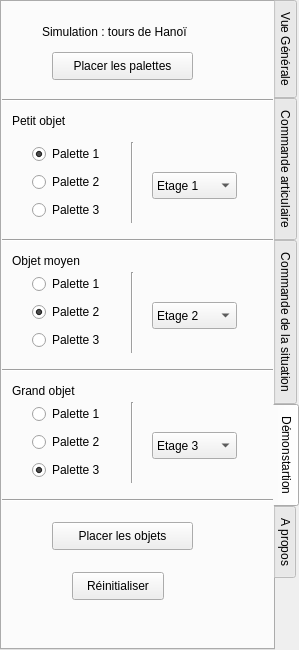
Old version of the form src/mainWidgetform.ui in the repository miludmann/ensiie-irb4440.
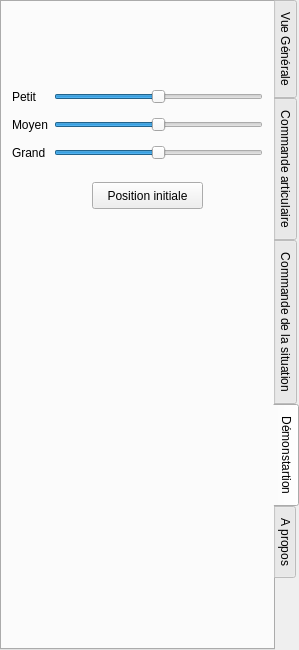
New version of the form. The open tabs and pages were chosen to show the change.

Diff of the .ui file:
```diff
--- a/src/mainWidgetform.ui
+++ b/src/mainWidgetform.ui
@@ -1300,393 +1300,89 @@
    <attribute name="title">
     <string>Démonstartion</string>
    </attribute>
-   <widget class="QPushButton" name="pushButton_3">
-    <property name="geometry">
-     <rect>
-      <x>50</x>
-      <y>50</y>
-      <width>141</width>
-      <height>28</height>
-     </rect>
-    </property>
-    <property name="text">
-     <string>Placer les palettes</string>
-    </property>
-   </widget>
-   <widget class="QLabel" name="label_5">
-    <property name="geometry">
-     <rect>
-      <x>40</x>
-      <y>20</y>
-      <width>181</width>
-      <height>20</height>
-     </rect>
-    </property>
-    <property name="text">
-     <string>Simulation : tours de Hanoï</string>
-    </property>
-   </widget>
-   <widget class="Line" name="line_3">
-    <property name="geometry">
-     <rect>
-      <x>-10</x>
-      <y>90</y>
-      <width>281</width>
-      <height>16</height>
-     </rect>
-    </property>
-    <property name="orientation">
-     <enum>Qt::Horizontal</enum>
-    </property>
-   </widget>
-   <widget class="QLabel" name="label_6">
-    <property name="geometry">
-     <rect>
-      <x>10</x>
-      <y>110</y>
-      <width>71</width>
-      <height>18</height>
-     </rect>
-    </property>
-    <property name="text">
-     <string>Petit objet</string>
-    </property>
-   </widget>
-   <widget class="Line" name="line_4">
-    <property name="geometry">
-     <rect>
-      <x>120</x>
-      <y>140</y>
-      <width>20</width>
-      <height>81</height>
-     </rect>
-    </property>
-    <property name="orientation">
-     <enum>Qt::Vertical</enum>
-    </property>
-   </widget>
-   <widget class="QComboBox" name="comboBox">
-    <property name="geometry">
-     <rect>
-      <x>150</x>
-      <y>170</y>
-      <width>85</width>
-      <height>27</height>
-     </rect>
-    </property>
-    <item>
-     <property name="text">
-      <string>Etage 1</string>
-     </property>
-    </item>
-    <item>
-     <property name="text">
-      <string>Etage 2</string>
-     </property>
-    </item>
-    <item>
-     <property name="text">
-      <string>Etage 3</string>
-     </property>
-    </item>
-   </widget>
-   <widget class="Line" name="line_5">
-    <property name="geometry">
-     <rect>
-      <x>-10</x>
-      <y>230</y>
-      <width>281</width>
-      <height>16</height>
-     </rect>
-    </property>
-    <property name="orientation">
-     <enum>Qt::Horizontal</enum>
-    </property>
-   </widget>
-   <widget class="QComboBox" name="comboBox_2">
-    <property name="geometry">
-     <rect>
-      <x>150</x>
-      <y>300</y>
-      <width>85</width>
-      <height>27</height>
-     </rect>
-    </property>
-    <property name="currentIndex">
-     <number>1</number>
-    </property>
-    <item>
-     <property name="text">
-      <string>Etage 1</string>
-     </property>
-    </item>
-    <item>
-     <property name="text">
-      <string>Etage 2</string>
-     </property>
-    </item>
-    <item>
-     <property name="text">
-      <string>Etage 3</string>
-     </property>
-    </item>
-   </widget>
-   <widget class="QLabel" name="label_7">
-    <property name="geometry">
-     <rect>
-      <x>10</x>
-      <y>250</y>
-      <width>91</width>
-      <height>18</height>
-     </rect>
-    </property>
-    <property name="text">
-     <string>Objet moyen</string>
-    </property>
-   </widget>
-   <widget class="QComboBox" name="comboBox_3">
-    <property name="geometry">
-     <rect>
-      <x>150</x>
-      <y>430</y>
-      <width>85</width>
-      <height>27</height>
-     </rect>
-    </property>
-    <property name="currentIndex">
-     <number>2</number>
-    </property>
-    <item>
-     <property name="text">
-      <string>Etage 1</string>
-     </property>
-    </item>
-    <item>
-     <property name="text">
-      <string>Etage 2</string>
-     </property>
-    </item>
-    <item>
-     <property name="text">
-      <string>Etage 3</string>
-     </property>
-    </item>
-   </widget>
-   <widget class="Line" name="line_8">
-    <property name="geometry">
-     <rect>
-      <x>-10</x>
-      <y>360</y>
-      <width>281</width>
-      <height>16</height>
-     </rect>
-    </property>
-    <property name="orientation">
-     <enum>Qt::Horizontal</enum>
-    </property>
-   </widget>
-   <widget class="QLabel" name="label_8">
-    <property name="geometry">
-     <rect>
-      <x>10</x>
-      <y>380</y>
-      <width>91</width>
-      <height>18</height>
-     </rect>
-    </property>
-    <property name="text">
-     <string>Grand objet</string>
-    </property>
-   </widget>
-   <widget class="Line" name="line_9">
-    <property name="geometry">
-     <rect>
-      <x>0</x>
-      <y>490</y>
-      <width>271</width>
-      <height>16</height>
-     </rect>
-    </property>
-    <property name="orientation">
-     <enum>Qt::Horizontal</enum>
-    </property>
-   </widget>
-   <widget class="QPushButton" name="pushButton_4">
-    <property name="geometry">
-     <rect>
-      <x>50</x>
-      <y>520</y>
-      <width>141</width>
-      <height>28</height>
-     </rect>
-    </property>
-    <property name="text">
-     <string>Placer les objets</string>
-    </property>
-   </widget>
-   <widget class="QPushButton" name="pushButton_5">
-    <property name="geometry">
-     <rect>
-      <x>70</x>
-      <y>570</y>
-      <width>92</width>
-      <height>28</height>
-     </rect>
-    </property>
-    <property name="text">
-     <string>Réinitialiser</string>
-    </property>
-   </widget>
    <widget class="QWidget" name="gridLayoutWidget">
     <property name="geometry">
      <rect>
-      <x>30</x>
-      <y>140</y>
-      <width>91</width>
-      <height>83</height>
-     </rect>
-    </property>
-    <layout class="QGridLayout" name="gridLayout">
-     <item row="1" column="0">
-      <widget class="QRadioButton" name="radioButton_12">
-       <property name="text">
-        <string>Palette 2</string>
-       </property>
-       <property name="checked">
-        <bool>false</bool>
-       </property>
-      </widget>
-     </item>
-     <item row="2" column="0">
-      <widget class="QRadioButton" name="radioButton_14">
-       <property name="text">
-        <string>Palette 3</string>
-       </property>
-       <property name="checked">
-        <bool>false</bool>
-       </property>
-      </widget>
-     </item>
-     <item row="0" column="0">
-      <widget class="QRadioButton" name="radioButton_13">
-       <property name="text">
-        <string>Palette 1</string>
-       </property>
-       <property name="checked">
-        <bool>true</bool>
-       </property>
-      </widget>
-     </item>
-    </layout>
-   </widget>
-   <widget class="QWidget" name="gridLayoutWidget_2">
-    <property name="geometry">
-     <rect>
-      <x>30</x>
-      <y>270</y>
-      <width>91</width>
-      <height>83</height>
+      <x>10</x>
+      <y>80</y>
+      <width>251</width>
+      <height>88</height>
      </rect>
     </property>
     <layout class="QGridLayout" name="gridLayout_2">
      <item row="0" column="0">
-      <widget class="QRadioButton" name="radioButton_15">
+      <widget class="QLabel" name="label_5">
        <property name="text">
-        <string>Palette 1</string>
+        <string>Petit</string>
        </property>
-       <property name="checked">
-        <bool>false</bool>
-       </property>
       </widget>
      </item>
      <item row="1" column="0">
-      <widget class="QRadioButton" name="radioButton_16">
+      <widget class="QLabel" name="label_6">
        <property name="text">
-        <string>Palette 2</string>
+        <string>Moyen</string>
        </property>
-       <property name="checked">
-        <bool>true</bool>
-       </property>
       </widget>
      </item>
-     <item row="2" column="0">
-      <widget class="QRadioButton" name="radioButton_17">
-       <property name="text">
-        <string>Palette 3</string>
+     <item row="1" column="1">
+      <widget class="QSlider" name="hanoi2_slider">
+       <property name="minimum">
+        <number>-1</number>
        </property>
-       <property name="checked">
-        <bool>false</bool>
+       <property name="maximum">
+        <number>1</number>
        </property>
+       <property name="orientation">
+        <enum>Qt::Horizontal</enum>
+       </property>
       </widget>
      </item>
-    </layout>
-   </widget>
-   <widget class="Line" name="line_18">
-    <property name="geometry">
-     <rect>
-      <x>120</x>
-      <y>270</y>
-      <width>20</width>
-      <height>81</height>
-     </rect>
-    </property>
-    <property name="orientation">
-     <enum>Qt::Vertical</enum>
-    </property>
-   </widget>
-   <widget class="QWidget" name="gridLayoutWidget_3">
-    <property name="geometry">
-     <rect>
-      <x>30</x>
-      <y>400</y>
-      <width>91</width>
-      <height>83</height>
-     </rect>
-    </property>
-    <layout class="QGridLayout" name="gridLayout_3">
-     <item row="0" column="0">
-      <widget class="QRadioButton" name="radioButton_18">
+     <item row="2" column="0">
+      <widget class="QLabel" name="label_7">
        <property name="text">
-        <string>Palette 1</string>
+        <string>Grand</string>
        </property>
-       <property name="checked">
-        <bool>false</bool>
-       </property>
       </widget>
      </item>
-     <item row="1" column="0">
-      <widget class="QRadioButton" name="radioButton_19">
-       <property name="text">
-        <string>Palette 2</string>
+     <item row="2" column="1">
+      <widget class="QSlider" name="hanoi1_slider">
+       <property name="minimum">
+        <number>-1</number>
        </property>
-       <property name="checked">
-        <bool>false</bool>
+       <property name="maximum">
+        <number>1</number>
        </property>
+       <property name="orientation">
+        <enum>Qt::Horizontal</enum>
+       </property>
       </widget>
      </item>
-     <item row="2" column="0">
-      <widget class="QRadioButton" name="radioButton_20">
-       <property name="text">
-        <string>Palette 3</string>
+     <item row="0" column="1">
+      <widget class="QSlider" name="hanoi3_slider">
+       <property name="minimum">
+        <number>-1</number>
        </property>
-       <property name="checked">
-        <bool>true</bool>
+       <property name="maximum">
+        <number>1</number>
        </property>
+       <property name="orientation">
+        <enum>Qt::Horizontal</enum>
+       </property>
       </widget>
      </item>
     </layout>
    </widget>
-   <widget class="Line" name="line_6">
+   <widget class="QPushButton" name="pushButton">
     <property name="geometry">
      <rect>
-      <x>120</x>
-      <y>400</y>
-      <width>20</width>
-      <height>81</height>
+      <x>90</x>
+      <y>180</y>
+      <width>111</width>
+      <height>27</height>
      </rect>
     </property>
-    <property name="orientation">
-     <enum>Qt::Vertical</enum>
+    <property name="text">
+     <string>Position initiale</string>
     </property>
    </widget>
   </widget>
```
Left out of the diff: 50 changed lines with no effect on the pictures.
